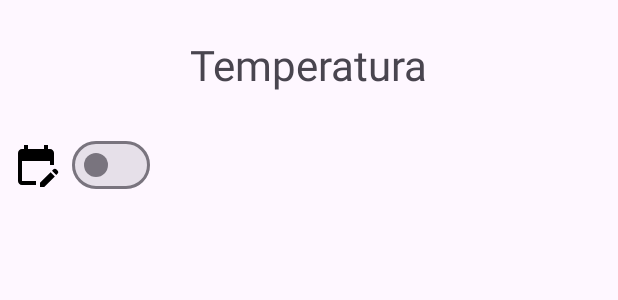
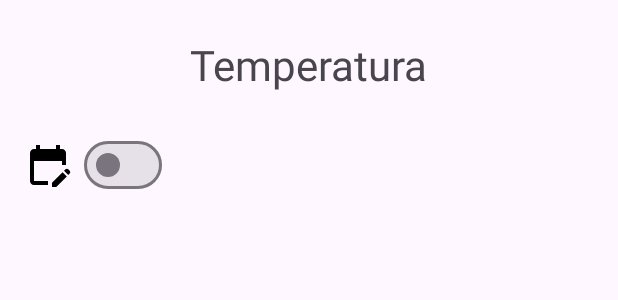
Before and after one commit to MiguelRom3ro/ArdTemp, an Android app: the layout activity_main.xml on its own in the app's theme, with its tools: preview values and no code run, on a phone screen of 412 x 824 dp. Shown: the top 300 px of the screen. Run offline under Robolectric (Android 15) with nearby library versions, the phone set to English and light mode, and no system bars.

```diff
--- a/app/src/main/java/com/itess/ardtemp/MainActivity.kt
+++ b/app/src/main/java/com/itess/ardtemp/MainActivity.kt
@@ -14,7 +14,6 @@ class MainActivity : AppCompatActivity() {
 
         binding = ActivityMainBinding.inflate(layoutInflater)
         setContentView(binding.root)
-
     }
 
 }
--- a/app/src/main/res/layout/activity_main.xml
+++ b/app/src/main/res/layout/activity_main.xml
@@ -23,11 +23,13 @@
         android:layout_width="32dp"
         android:layout_height="32dp"
         android:src="@drawable/ic_calendar"
+        android:layout_marginStart="@dimen/common_min_padding"
         android:layout_marginTop="@dimen/common_padding_large"
         app:layout_constraintTop_toBottomOf="@id/calendar"
         app:layout_constraintStart_toStartOf="parent"/>
 
     <com.google.android.material.materialswitch.MaterialSwitch
+        android:id="@+id/switch_calendar"
         android:layout_width="wrap_content"
         android:layout_height="wrap_content"
         android:layout_marginStart="@dimen/common_min_padding"
@@ -45,4 +47,8 @@
         app:layout_constraintStart_toStartOf="parent"
         app:layout_constraintEnd_toEndOf="parent"/>
 
+
+
+
+
 </androidx.constraintlayout.widget.ConstraintLayout>
--- a/app/src/main/res/values/strings.xml
+++ b/app/src/main/res/values/strings.xml
@@ -1,4 +1,6 @@
 <resources>
     <string name="app_name">ArdTemp</string>
     <string name="title">Temperatura</string>
+    <string name="example_temperature">30°</string>
+    <string name="example_datetime">21/02/2024 14:42:15</string>
 </resources>
```
